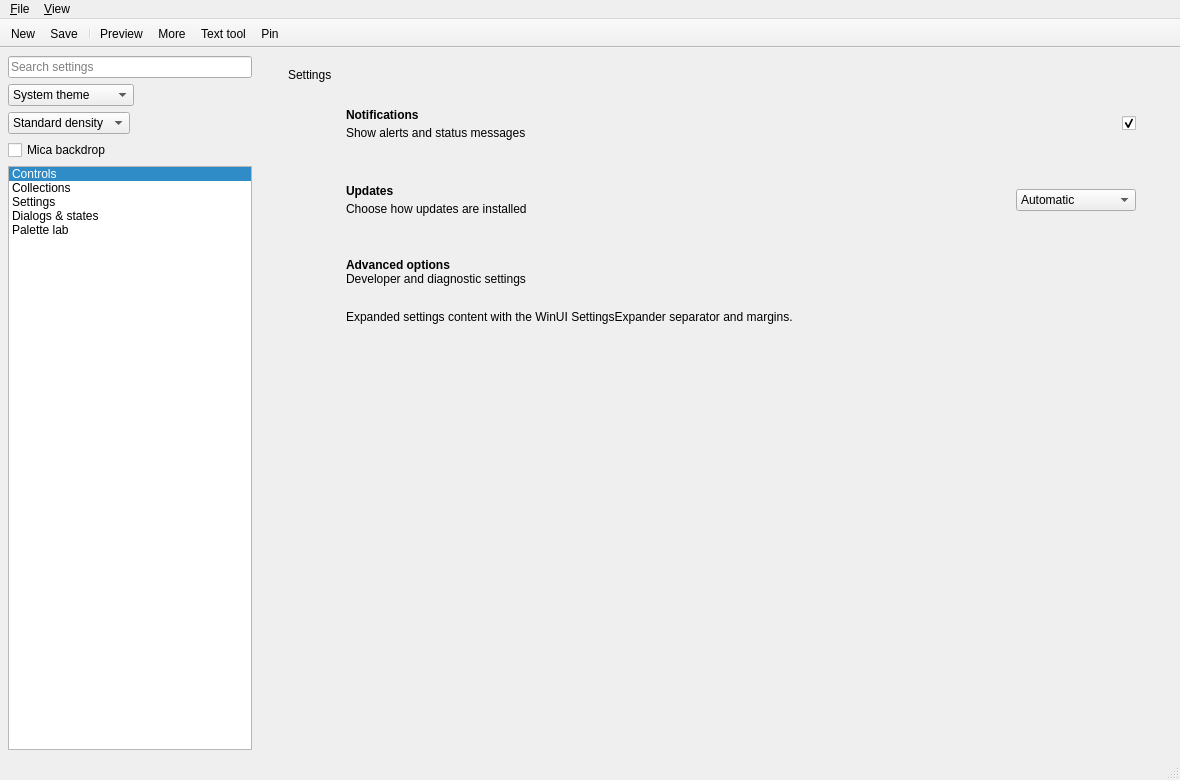
First picture: the form in src/gallery/gallerywindow.ui, repository JulienMaille/WinUI3Style, before the edit.
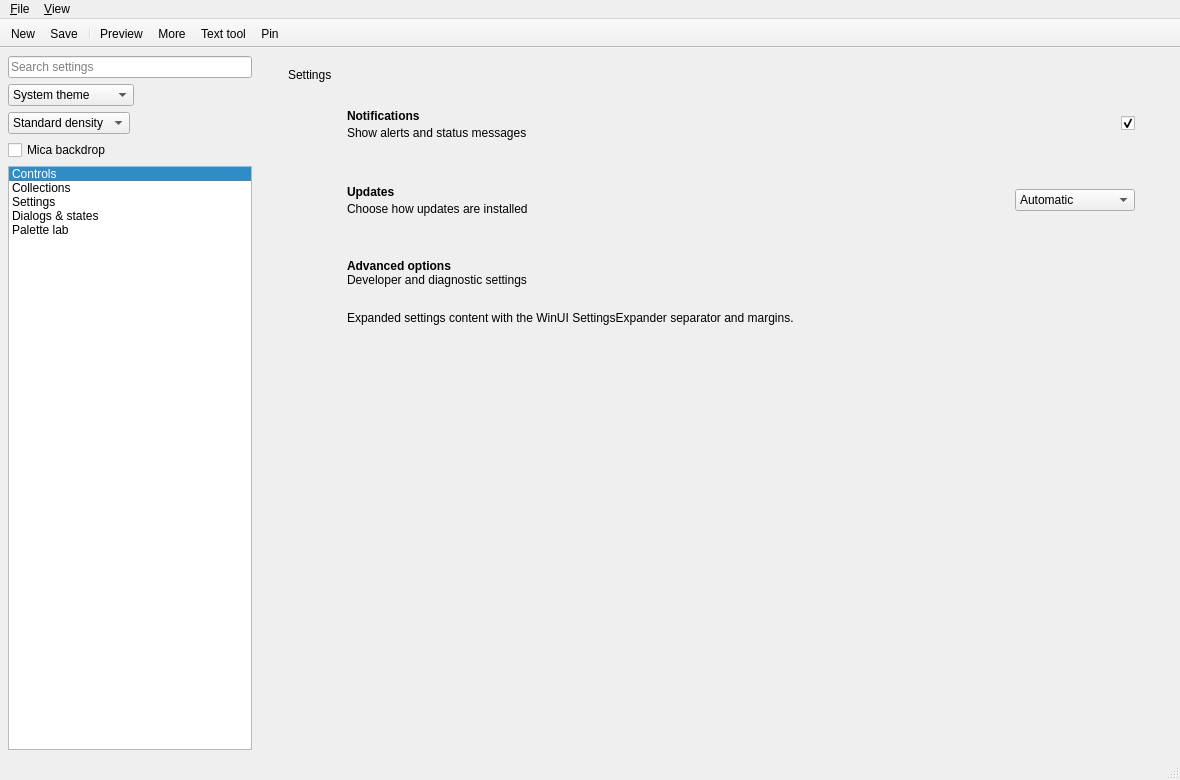
Second picture: the form after the edit. The open tabs and pages were chosen to show the change.

What changed in the file:
```diff
--- a/src/gallery/gallerywindow.ui
+++ b/src/gallery/gallerywindow.ui
@@ -120,10 +120,10 @@
         <property name="minimumSize"><size><width>148</width><height>68</height></size></property>
         <property name="winuiSettingsCard" stdset="0"><bool>true</bool></property>
         <layout class="QHBoxLayout" name="notificationsCardLayout">
-         <property name="leftMargin"><number>16</number></property>
-         <property name="topMargin"><number>16</number></property>
-         <property name="rightMargin"><number>16</number></property>
-         <property name="bottomMargin"><number>16</number></property>
+         <property name="leftMargin"><number>17</number></property>
+         <property name="topMargin"><number>17</number></property>
+         <property name="rightMargin"><number>17</number></property>
+         <property name="bottomMargin"><number>17</number></property>
          <property name="spacing"><number>0</number></property>
          <item><widget class="QWidget" name="notificationsCardIconBox">
           <property name="minimumSize"><size><width>42</width><height>20</height></size></property>
@@ -131,7 +131,7 @@
           <layout class="QHBoxLayout" name="notificationsCardIconLayout">
            <property name="leftMargin"><number>2</number></property>
            <property name="topMargin"><number>0</number></property>
-           <property name="rightMargin"><number>0</number></property>
+           <property name="rightMargin"><number>20</number></property>
            <property name="bottomMargin"><number>0</number></property>
            <property name="spacing"><number>0</number></property>
            <item><widget class="QLabel" name="notificationsCardIcon">
@@ -154,10 +154,10 @@
         <property name="minimumSize"><size><width>148</width><height>68</height></size></property>
         <property name="winuiSettingsCard" stdset="0"><bool>true</bool></property>
         <layout class="QHBoxLayout" name="updatesCardLayout">
-         <property name="leftMargin"><number>16</number></property>
-         <property name="topMargin"><number>16</number></property>
-         <property name="rightMargin"><number>16</number></property>
-         <property name="bottomMargin"><number>16</number></property>
+         <property name="leftMargin"><number>17</number></property>
+         <property name="topMargin"><number>17</number></property>
+         <property name="rightMargin"><number>17</number></property>
+         <property name="bottomMargin"><number>17</number></property>
          <property name="spacing"><number>0</number></property>
          <item><widget class="QWidget" name="updatesCardIconBox">
           <property name="minimumSize"><size><width>42</width><height>20</height></size></property>
@@ -165,7 +165,7 @@
           <layout class="QHBoxLayout" name="updatesCardIconLayout">
            <property name="leftMargin"><number>2</number></property>
            <property name="topMargin"><number>0</number></property>
-           <property name="rightMargin"><number>0</number></property>
+           <property name="rightMargin"><number>20</number></property>
            <property name="bottomMargin"><number>0</number></property>
            <property name="spacing"><number>0</number></property>
            <item><widget class="QLabel" name="updatesCardIcon">
@@ -196,10 +196,10 @@
          <property name="spacing"><number>0</number></property>
          <item><widget class="QWidget" name="advancedHeader">
           <layout class="QHBoxLayout" name="advancedHeaderLayout">
-           <property name="leftMargin"><number>16</number></property>
-           <property name="topMargin"><number>16</number></property>
-           <property name="rightMargin"><number>44</number></property>
-           <property name="bottomMargin"><number>16</number></property>
+           <property name="leftMargin"><number>17</number></property>
+           <property name="topMargin"><number>17</number></property>
+           <property name="rightMargin"><number>45</number></property>
+           <property name="bottomMargin"><number>17</number></property>
            <property name="spacing"><number>0</number></property>
            <item><widget class="QWidget" name="advancedIconBox">
             <property name="minimumSize"><size><width>42</width><height>20</height></size></property>
@@ -207,7 +207,7 @@
             <layout class="QHBoxLayout" name="advancedIconLayout">
              <property name="leftMargin"><number>2</number></property>
              <property name="topMargin"><number>0</number></property>
-             <property name="rightMargin"><number>0</number></property>
+             <property name="rightMargin"><number>20</number></property>
              <property name="bottomMargin"><number>0</number></property>
              <property name="spacing"><number>0</number></property>
              <item><widget class="QLabel" name="advancedIcon">
@@ -226,12 +226,12 @@
          </widget></item>
          <item><widget class="QWidget" name="advancedDetailsHost">
           <property name="winuiSettingsCardExpansion" stdset="0"><bool>true</bool></property>
-          <layout class="QVBoxLayout" name="advancedDetailsLayout">
-           <property name="leftMargin"><number>58</number></property>
-           <property name="topMargin"><number>8</number></property>
-           <property name="rightMargin"><number>44</number></property>
-           <property name="bottomMargin"><number>8</number></property>
-           <item><widget class="QLabel" name="advancedDetails"><property name="text"><string>Expanded settings content with the WinUI SettingsExpander separator and margins.</string></property><property name="wordWrap"><bool>true</bool></property></widget></item>
+          <layout class="QGridLayout" name="advancedDetailsLayout">
+           <property name="leftMargin"><number>59</number></property>
+           <property name="topMargin"><number>7</number></property>
+           <property name="rightMargin"><number>45</number></property>
+           <property name="bottomMargin"><number>9</number></property>
+           <item row="0" column="0" alignment="Qt::AlignVCenter"><widget class="QLabel" name="advancedDetails"><property name="text"><string>Expanded settings content with the WinUI SettingsExpander separator and margins.</string></property><property name="wordWrap"><bool>true</bool></property></widget></item>
           </layout>
          </widget></item>
         </layout>
```
